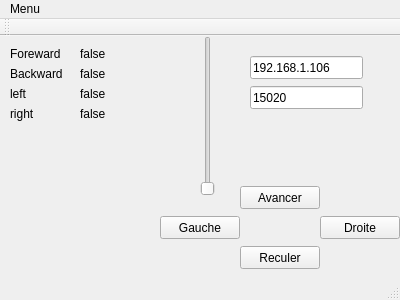
Old version of the form Wifibot/mainwindow.ui in the repository louisFauvernier/WifiBot.
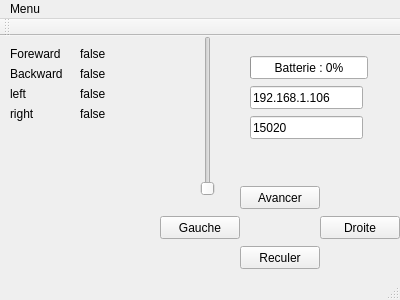
New version of the form.

Patch:
```diff
--- a/Wifibot/mainwindow.ui
+++ b/Wifibot/mainwindow.ui
@@ -174,7 +174,7 @@
     <property name="geometry">
      <rect>
       <x>250</x>
-      <y>20</y>
+      <y>50</y>
       <width>113</width>
       <height>23</height>
      </rect>
@@ -187,7 +187,7 @@
     <property name="geometry">
      <rect>
       <x>250</x>
-      <y>50</y>
+      <y>80</y>
       <width>113</width>
       <height>23</height>
      </rect>
@@ -215,6 +215,22 @@
      <enum>Qt::Vertical</enum>
     </property>
    </widget>
+   <widget class="QProgressBar" name="battery">
+    <property name="geometry">
+     <rect>
+      <x>250</x>
+      <y>20</y>
+      <width>118</width>
+      <height>23</height>
+     </rect>
+    </property>
+    <property name="value">
+     <number>0</number>
+    </property>
+    <property name="format">
+     <string>Batterie : %p%</string>
+    </property>
+   </widget>
   </widget>
   <widget class="QMenuBar" name="menuBar">
    <property name="geometry">
```
Left out of the diff: 2 changed lines with no effect on the pictures.
